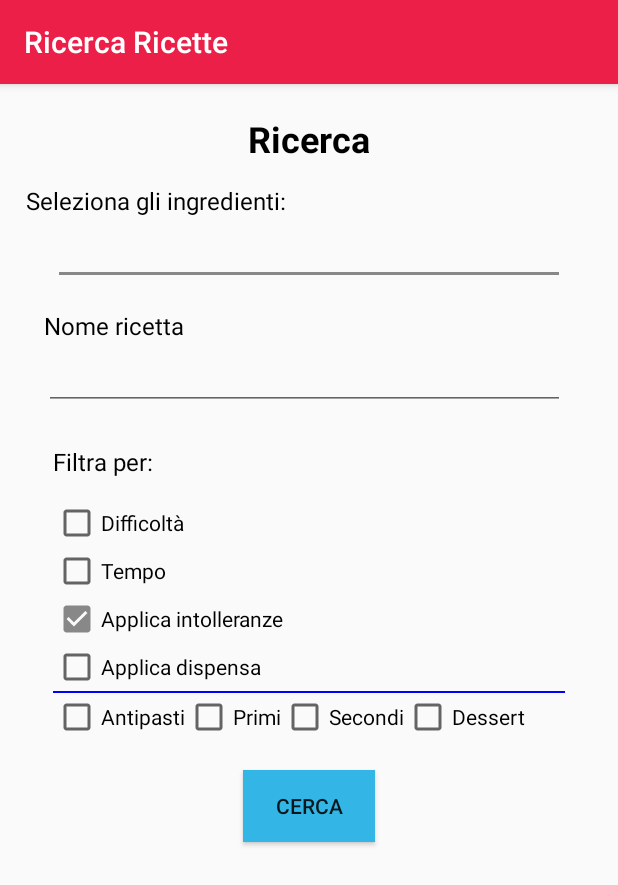
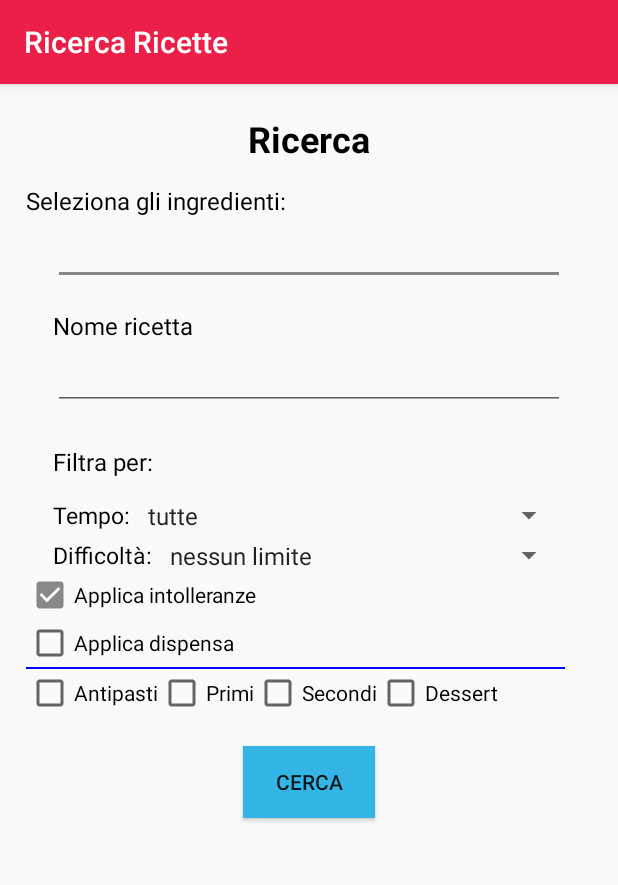
Before and after one commit to Bat95/ProgettoMobile, an Android app: the fragment Search shown on its own in the app's theme, after a tap on "CERCA", on a phone screen of 412 x 824 dp. Shown: the top 885 px of the screen. Run offline under Robolectric (Android 15) with nearby library versions, the phone set to English and light mode, and no system bars; our stand-ins replace Volley; network calls fail; 1 statement that could not run was skipped.

Commit message:
Corretto il path dei file

```diff
--- a/app/src/main/java/com/myrecipebook/myrecipebook/Search.java
+++ b/app/src/main/java/com/myrecipebook/myrecipebook/Search.java
@@ -13,6 +13,8 @@ import android.view.ViewGroup;
 import android.widget.ArrayAdapter;
 import android.widget.AutoCompleteTextView;
 import android.widget.Button;
+import android.widget.SeekBar;
+import android.widget.Spinner;
 import android.widget.TextView;
 
 
@@ -48,10 +50,60 @@ public class Search extends Fragment {
         ArrayAdapter<String> adapter = new ArrayAdapter<>(getActivity().getApplicationContext(), android.R.layout.simple_dropdown_item_1line, ingredientsList);
         input_ingredients.setAdapter(adapter);
 
+        //Variabili delle checkbox
+        final TextView apply_intolerances = (TextView) view.findViewById(R.id.apply_intolerances);
+        final TextView apply_storeroom = (TextView) view.findViewById(R.id.apply_storeroom);
+        final TextView appetizers = (TextView) view.findViewById(R.id.appetizers);
+        final TextView first_dishes = (TextView) view.findViewById(R.id.first_dishes);
+        final TextView second_dishes = (TextView) view.findViewById(R.id.second_dishes);
+        final TextView desserts = (TextView) view.findViewById(R.id.desserts);
+        final Spinner timesp = (Spinner) view.findViewById(R.id.timespinner);
+        final Spinner difficultysp = (Spinner) view.findViewById(R.id.difficultyspinner);
+
+
+
+        Spinner needed_time = (Spinner) view.findViewById(R.id.spinner);
+
         // http post and get request on search button clicked
         search_button.setOnClickListener(new View.OnClickListener() {
             @Override
             public void onClick(View view) {
+
+                //Prendo i valori
+                boolean isApetizer = appetizers.isEnabled();
+                boolean isFDish = first_dishes.isEnabled();
+                boolean isSDish = second_dishes.isEnabled();
+                boolean isDessert = desserts.isEnabled();
+                boolean intolerances = apply_intolerances.isEnabled();
+                boolean storeroom = apply_storeroom.isEnabled();
+
+                int selectedTime = 0;
+                switch (timesp.getSelectedItem().toString()){
+                    case "nessun limite":
+                        selectedTime = 0;
+                    case "meno di 30 minuti":
+                        selectedTime = 1;
+                    case "meno di 1 ora":
+                        selectedTime = 2;
+                    case "meno di 2 ore":
+                        selectedTime = 3;
+                    case "meno di 3 ore":
+                        selectedTime = 4;
+                    case "oltre 3 ore":
+                        selectedTime = 5;
+                }
+
+                int selectedDifficulty = 0;
+                switch (difficultysp.getSelectedItem().toString()){
+                    case "tutte":
+                        selectedDifficulty = 0;
+                    case "1":
+                        selectedDifficulty = 1;
+                    case "2":
+                        selectedDifficulty = 2;
+                    case "3":
+                        selectedDifficulty = 3;
+                }
 
                 InfoDto info = new InfoDto();
                 info.origin = "Inviato";
--- a/app/src/main/res/layout/search.xml
+++ b/app/src/main/res/layout/search.xml
@@ -37,7 +37,7 @@
         android:layout_below="@+id/select_ingred_title"
         android:layout_centerHorizontal="true"
         android:ems="16"
-        android:inputType="textPersonName"
+        android:inputType="textFilter"
         tools:ignore="LabelFor"
         android:completionThreshold="1" />
 
@@ -52,32 +52,16 @@
         android:layout_alignStart="@+id/input_ingredients"
         android:layout_marginTop="23dp" />
 
-    <CheckBox
-        android:id="@+id/difficulty"
-        android:layout_width="wrap_content"
-        android:layout_height="wrap_content"
-        android:layout_alignStart="@+id/filter_by_title"
-        android:layout_below="@+id/filter_by_title"
-        android:layout_marginTop="14dp"
-        android:text="@string/difficulty" />
 
-    <CheckBox
-        android:id="@+id/time"
-        android:layout_width="wrap_content"
-        android:layout_height="wrap_content"
-        android:layout_alignStart="@+id/difficulty"
-        android:layout_below="@+id/difficulty"
-        android:layout_centerVertical="true"
-        android:text="@string/time" />
 
     <CheckBox
         android:id="@+id/apply_intolerances"
         android:layout_width="wrap_content"
         android:layout_height="wrap_content"
-        android:layout_alignStart="@+id/time"
-        android:layout_below="@+id/time"
+        android:layout_below="@+id/difficulty"
         android:checked="true"
-        android:text="@string/apply_intolerances" />
+        android:text="@string/apply_intolerances"
+        android:layout_alignStart="@+id/appetizers" />
 
     <CheckBox
         android:id="@+id/apply_storeroom"
@@ -100,17 +84,18 @@
         android:id="@+id/appetizers"
         android:layout_width="wrap_content"
         android:layout_height="wrap_content"
-        android:layout_alignStart="@+id/difficulty"
+        android:text="@string/appetizers"
         android:layout_below="@+id/view"
-        android:text="@string/appetizers" />
+        android:layout_alignStart="@+id/select_ingred_title" />
 
     <CheckBox
         android:id="@+id/first_dishes"
         android:layout_width="wrap_content"
         android:layout_height="wrap_content"
-        android:layout_alignTop="@+id/appetizers"
-        android:layout_toEndOf="@+id/appetizers"
-        android:text="@string/first_dishes" />
+        android:text="@string/first_dishes"
+        android:layout_alignBaseline="@+id/appetizers"
+        android:layout_alignBottom="@+id/appetizers"
+        android:layout_toEndOf="@+id/appetizers" />
 
     <CheckBox
         android:id="@+id/second_dishes"
@@ -135,11 +120,11 @@
         android:text="@string/recipe_name"
         android:textColor="@android:color/black"
         android:textSize="16sp"
+        android:layout_marginTop="16dp"
         android:layout_below="@+id/input_ingredients"
-        android:layout_alignEnd="@+id/difficulty"
-        android:layout_marginTop="16dp" />
+        android:layout_alignStart="@+id/input_ingredients" />
 
-    <AutoCompleteTextView
+    <EditText
         android:id="@+id/recipe_name_input"
         android:layout_width="wrap_content"
         android:layout_height="wrap_content"
@@ -147,10 +132,8 @@
         android:layout_alignStart="@+id/recipe_name_title"
         android:layout_below="@+id/recipe_name_title"
         android:ems="10"
-        android:inputType="textPersonName"
-        android:text=""
-        tools:ignore="LabelFor"
-        android:completionThreshold="1" />
+        android:inputType="textFilter"
+        android:text="" />
 
     <Button
         android:id="@+id/search_button"
@@ -162,5 +145,50 @@
         android:layout_below="@+id/first_dishes"
         android:layout_centerHorizontal="true"
         android:layout_marginTop="19dp" />
+    <TextView
+        android:id="@+id/timetext"
+        android:layout_width="wrap_content"
+        android:layout_height="wrap_content"
+        android:text="Tempo: "
+        android:textColor="@android:color/black"
+        android:textSize="15sp"
+        android:layout_marginTop="14dp"
+        android:layout_below="@+id/filter_by_title"
+        android:layout_alignStart="@+id/filter_by_title" />
+
+    <TextView
+        android:id="@+id/difficulty"
+        android:layout_width="wrap_content"
+        android:layout_height="wrap_content"
+        android:layout_alignStart="@+id/timetext"
+        android:layout_below="@+id/timetext"
+        android:layout_marginTop="5dp"
+        android:text="Difficoltà: "
+        android:textColor="@android:color/black"
+        android:textSize="15sp" />
+
+    <Spinner
+        android:id="@+id/difficultyspinner"
+        android:layout_width="match_parent"
+        android:layout_height="wrap_content"
+        android:entries="@array/timeSpinnerItems"
+        android:layout_alignTop="@+id/difficulty"
+        android:layout_alignEnd="@+id/timespinner"
+        android:layout_toEndOf="@+id/difficulty"
+        android:layout_above="@+id/apply_intolerances" />
+
+    <Spinner
+        android:id="@+id/timespinner"
+        android:layout_width="match_parent"
+        android:layout_height="wrap_content"
+        android:layout_alignTop="@+id/timetext"
+        android:entries="@array/difficultySpinnerItems"
+        android:layout_above="@+id/difficulty"
+        android:layout_alignEnd="@+id/recipe_name_input"
+        android:layout_toEndOf="@+id/timetext" />
+
+
+
+
 
 </RelativeLayout>
--- /dev/null
+++ b/app/src/main/res/values/array.xml
@@ -0,0 +1,18 @@
+<?xml version="1.0" encoding="utf-8"?>
+<resources>
+    <string-array name="timeSpinnerItems">
+        <item>nessun limite</item>
+        <item>meno di 30 minuti</item>
+        <item>meno di 1 ora</item>
+        <item>meno di 2 ore</item>
+        <item>meno di 3 ore</item>
+        <item>oltre 3 ore</item>
+    </string-array>
+
+    <string-array name="difficultySpinnerItems">
+        <item>tutte</item>
+        <item>1</item>
+        <item>2</item>
+        <item>3</item>
+    </string-array>
+</resources>
```
Also changed, not shown: 3 other files.
